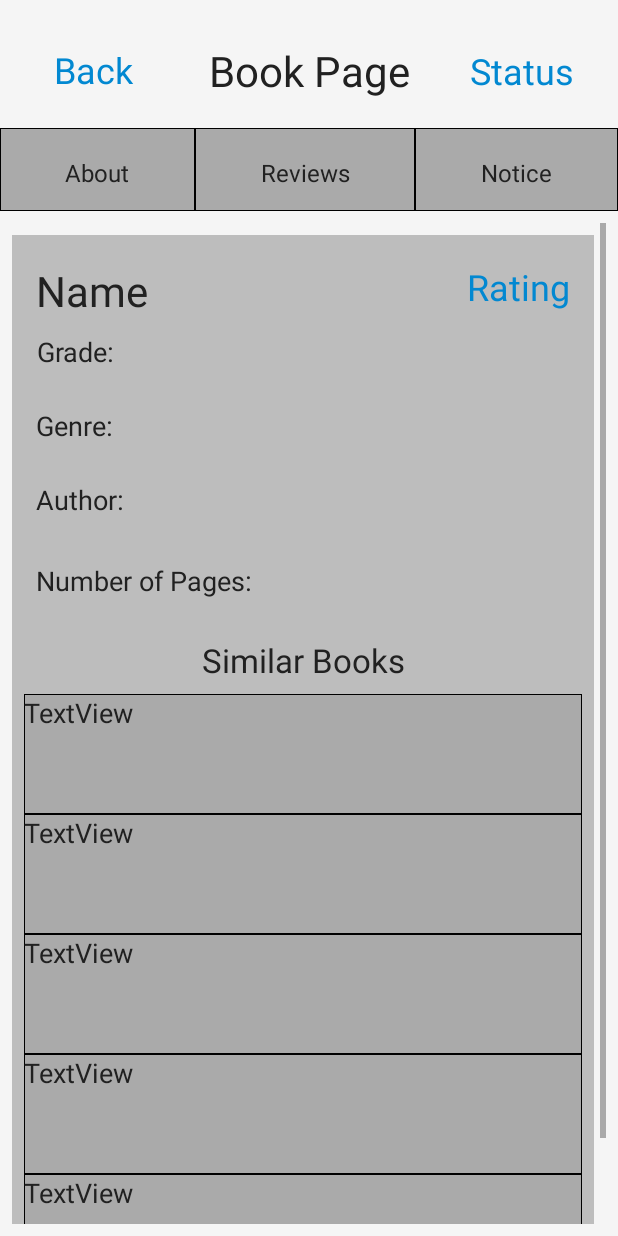
After one commit to xpureheroinex/prp, an Android app: the BookPageActivity screen opened directly, with no data from a screen before it, on a phone screen of 412 x 824 dp. The commit adds this screen. Run offline under Robolectric (Android 15) with nearby library versions, the phone set to English and light mode, and no system bars.

Commit message:
Add book page

```diff
--- /dev/null
+++ b/android/app/src/main/java/com/example/bookspace/BookPageActivity.java
@@ -0,0 +1,88 @@
+package com.example.bookspace;
+
+import android.app.AlertDialog;
+import android.app.Dialog;
+import android.content.DialogInterface;
+import android.os.Bundle;
+import android.support.v7.app.AppCompatActivity;
+import android.view.View;
+import android.widget.RatingBar;
+import android.widget.TextView;
+import android.widget.Toast;
+
+public class BookPageActivity extends AppCompatActivity {
+
+    @Override
+    protected void onCreate(Bundle savedInstanceState) {
+        super.onCreate(savedInstanceState);
+        setContentView(R.layout.activity_books_page);
+    }
+
+    private final int IDD_LIST_Status = 1;
+
+    public void editStatus(View v) {
+        switch (v.getId()) {
+            case R.id.textEditStatus:
+                showDialog(IDD_LIST_Status);
+                break;
+        }
+    }
+
+    protected Dialog onCreateDialog ( int id){
+            switch (id) {
+                case IDD_LIST_Status:
+
+                    final String[] statusName = {"Read", "Reading", "Will Read"};
+
+                    AlertDialog.Builder builder = new AlertDialog.Builder(this);
+                    builder.setTitle("Choose status:"); // заголовок для диалога
+
+                    builder.setCancelable(true);
+                    builder.setItems(statusName, new DialogInterface.OnClickListener() {
+                        @Override
+                        public void onClick(DialogInterface dialog, int item) {
+                            // TODO Auto-generated method stub
+                            Toast.makeText(getApplicationContext(),
+                                    "Selected status: " + statusName[item],
+                                    Toast.LENGTH_SHORT).show();
+                        }
+                    });
+                    return builder.create();
+
+                default:
+                    return null;
+            }
+    }
+
+    public void showRatingDialog(View view) {
+
+        final AlertDialog.Builder ratingdialog = new AlertDialog.Builder(this);
+
+        ratingdialog.setTitle("Rate it!");
+
+        View linearlayout = getLayoutInflater().inflate(R.layout.ratingdialog, null);
+        ratingdialog.setView(linearlayout);
+        final TextView txtView = (TextView)findViewById(R.id.textGrade);
+
+        final RatingBar rating = (RatingBar)linearlayout.findViewById(R.id.ratingbar);
+        ratingdialog.setCancelable(false);
+
+        ratingdialog.setPositiveButton("OK",
+                new DialogInterface.OnClickListener() {
+                    public void onClick(DialogInterface dialog, int which) {
+                        txtView.setText("Grade: " + String.valueOf(rating.getRating()));
+                        dialog.dismiss();
+                    }
+                })
+
+                .setNegativeButton("Cancel",
+                        new DialogInterface.OnClickListener() {
+                            public void onClick(DialogInterface dialog, int id) {
+                                dialog.cancel();
+                            }
+                        });
+
+        ratingdialog.create();
+        ratingdialog.show();
+    }
+}
--- /dev/null
+++ b/android/app/src/main/res/drawable/textlines.xml
@@ -0,0 +1,9 @@
+<?xml version="1.0" encoding="utf-8"?>
+<layer-list xmlns:android="http://schemas.android.com/apk/res/android" >
+    <item>
+        <shape android:shape="rectangle" >
+            <solid android:color="@android:color/darker_gray" />
+            <stroke android:width="0.5dip" android:color="#000000"/>
+        </shape>
+    </item>
+</layer-list>
--- /dev/null
+++ b/android/app/src/main/res/layout/activity_books_page.xml
@@ -0,0 +1,331 @@
+<?xml version="1.0" encoding="utf-8"?>
+<android.support.constraint.ConstraintLayout xmlns:android="http://schemas.android.com/apk/res/android"
+    xmlns:app="http://schemas.android.com/apk/res-auto"
+    xmlns:tools="http://schemas.android.com/tools"
+    android:id="@+id/book_page"
+    android:layout_width="match_parent"
+    android:layout_height="match_parent"
+    android:background="@color/colorSplashScreen"
+    android:orientation="vertical">
+
+    <TextView
+        android:id="@+id/textTitle"
+        android:layout_width="143dp"
+        android:layout_height="44dp"
+        android:layout_marginStart="8dp"
+        android:layout_marginEnd="8dp"
+        android:layout_marginBottom="8dp"
+        android:text="Book Page"
+        android:textAlignment="center"
+        android:textAppearance="@style/TextAppearance.AppCompat.Large"
+        android:textColor="@color/colorTextPrimary"
+        android:textSize="28sp"
+        app:layout_constraintBottom_toBottomOf="parent"
+        app:layout_constraintEnd_toEndOf="parent"
+        app:layout_constraintStart_toStartOf="parent"
+        app:layout_constraintTop_toTopOf="parent"
+        app:layout_constraintVertical_bias="0.036" />
+
+    <TextView
+        android:id="@+id/textBack"
+        android:layout_width="75dp"
+        android:layout_height="42dp"
+        android:layout_marginStart="8dp"
+        android:layout_marginEnd="8dp"
+        android:layout_marginBottom="8dp"
+        android:text="Back"
+        android:textAlignment="center"
+        android:textColor="@color/colorPrimaryDark"
+        android:textSize="24sp"
+        app:layout_constraintBottom_toBottomOf="parent"
+        app:layout_constraintEnd_toStartOf="@+id/textTitle"
+        app:layout_constraintHorizontal_bias="0.382"
+        app:layout_constraintStart_toStartOf="parent"
+        app:layout_constraintTop_toTopOf="parent"
+        app:layout_constraintVertical_bias="0.039" />
+
+    <TextView
+        android:id="@+id/textEditStatus"
+        android:layout_width="112dp"
+        android:layout_height="42dp"
+        android:layout_marginStart="8dp"
+        android:layout_marginEnd="8dp"
+        android:layout_marginBottom="8dp"
+        android:onClick="editStatus"
+        android:text="Status"
+        android:textAlignment="center"
+        android:textColor="@color/colorPrimaryDark"
+        android:textSize="24sp"
+        app:layout_constraintBottom_toBottomOf="parent"
+        app:layout_constraintEnd_toEndOf="parent"
+        app:layout_constraintHorizontal_bias="1.0"
+        app:layout_constraintStart_toEndOf="@+id/textTitle"
+        app:layout_constraintTop_toTopOf="parent"
+        app:layout_constraintVertical_bias="0.04000002" />
+
+    <LinearLayout
+        android:id="@+id/Options"
+        android:layout_width="0dp"
+        android:layout_height="55dp"
+        android:layout_marginTop="8dp"
+        android:layout_marginBottom="8dp"
+        android:orientation="horizontal"
+        app:layout_constraintBottom_toBottomOf="parent"
+        app:layout_constraintEnd_toEndOf="parent"
+        app:layout_constraintStart_toStartOf="parent"
+        app:layout_constraintTop_toBottomOf="@+id/textTitle"
+        app:layout_constraintVertical_bias="0.008">
+
+        <TextView
+            android:id="@+id/textAbout"
+            android:layout_width="wrap_content"
+            android:layout_height="match_parent"
+            android:layout_weight="1"
+            android:background="@drawable/textlines"
+            android:text="\nAbout"
+            android:textAlignment="center"
+            android:textColor="@color/colorTextPrimary"
+            android:textSize="16sp" />
+
+        <TextView
+            android:id="@+id/textReviews"
+            android:layout_width="wrap_content"
+            android:layout_height="match_parent"
+            android:layout_weight="1"
+            android:background="@drawable/textlines"
+            android:text="\nReviews"
+            android:textAlignment="center"
+            android:textColor="@color/colorTextPrimary"
+            android:textSize="16sp" />
+
+        <TextView
+            android:id="@+id/textNotice"
+            android:layout_width="wrap_content"
+            android:layout_height="match_parent"
+            android:layout_weight="1"
+            android:background="@drawable/textlines"
+            android:text="\nNotice"
+            android:textAlignment="center"
+            android:textColor="@color/colorTextPrimary"
+            android:textSize="16sp" />
+    </LinearLayout>
+
+    <ScrollView
+        android:id="@+id/ScrollInformation"
+        android:layout_width="0dp"
+        android:layout_height="0dp"
+        android:layout_marginTop="8dp"
+        android:layout_marginEnd="8dp"
+        android:layout_marginBottom="8dp"
+        android:animateLayoutChanges="true"
+        android:fillViewport="true"
+        android:isScrollContainer="true"
+        android:fadeScrollbars="false"
+        app:layout_constraintBottom_toBottomOf="parent"
+        app:layout_constraintEnd_toEndOf="parent"
+        app:layout_constraintStart_toStartOf="parent"
+        app:layout_constraintTop_toBottomOf="@+id/Options">
+
+        <android.support.constraint.ConstraintLayout
+            android:id="@+id/BookLayout"
+            android:layout_width="match_parent"
+            android:layout_height="match_parent"
+            android:layout_marginStart="8dp"
+            android:layout_marginTop="8dp"
+            android:layout_marginEnd="8dp"
+            android:layout_marginBottom="8dp"
+            android:background="@color/colorDivider">
+
+            <TextView
+                android:id="@+id/textName"
+                android:layout_width="wrap_content"
+                android:layout_height="wrap_content"
+                android:layout_marginStart="8dp"
+                android:layout_marginTop="8dp"
+                android:layout_marginEnd="8dp"
+                android:layout_marginBottom="8dp"
+                android:text="Name"
+                android:textAlignment="center"
+                android:textColor="@color/colorTextPrimary"
+                android:textSize="28sp"
+                app:layout_constraintBottom_toBottomOf="parent"
+                app:layout_constraintEnd_toEndOf="parent"
+                app:layout_constraintHorizontal_bias="0.026"
+                app:layout_constraintStart_toStartOf="parent"
+                app:layout_constraintTop_toTopOf="parent"
+                app:layout_constraintVertical_bias="0.015" />
+
+            <TextView
+                android:id="@+id/textGoToRating"
+                android:layout_width="wrap_content"
+                android:layout_height="wrap_content"
+                android:layout_marginStart="8dp"
+                android:layout_marginTop="8dp"
+                android:layout_marginEnd="8dp"
+                android:layout_marginBottom="8dp"
+                android:onClick="showRatingDialog"
+                android:text="Rating"
+                android:textAlignment="center"
+                android:textColor="@color/colorPrimaryDark"
+                android:textSize="24sp"
+                app:layout_constraintBottom_toBottomOf="parent"
+                app:layout_constraintEnd_toEndOf="parent"
+                app:layout_constraintHorizontal_bias="0.962"
+                app:layout_constraintStart_toEndOf="@+id/textName"
+                app:layout_constraintTop_toTopOf="parent"
+                app:layout_constraintVertical_bias="0.015" />
+
+            <TextView
+                android:id="@+id/textGrade"
+                android:layout_width="wrap_content"
+                android:layout_height="wrap_content"
+                android:layout_marginStart="8dp"
+                android:layout_marginTop="8dp"
+                android:layout_marginEnd="8dp"
+                android:layout_marginBottom="8dp"
+                android:text="Grade:"
+                android:textAlignment="center"
+                android:textColor="@color/colorTextPrimary"
+                android:textSize="18sp"
+                app:layout_constraintBottom_toBottomOf="parent"
+                app:layout_constraintEnd_toEndOf="parent"
+                app:layout_constraintHorizontal_bias="0.025"
+                app:layout_constraintStart_toStartOf="parent"
+                app:layout_constraintTop_toBottomOf="@+id/textName"
+                app:layout_constraintVertical_bias="0.002" />
+
+            <TextView
+                android:id="@+id/textGenre"
+                android:layout_width="wrap_content"
+                android:layout_height="wrap_content"
+                android:layout_marginStart="8dp"
+                android:layout_marginEnd="8dp"
+                android:layout_marginBottom="8dp"
+                android:text="Genre:"
+                android:textAlignment="center"
+                android:textColor="@color/colorTextPrimary"
+                android:textSize="18sp"
+                app:layout_constraintBottom_toBottomOf="parent"
+                app:layout_constraintEnd_toEndOf="parent"
+                app:layout_constraintHorizontal_bias="0.024"
+                app:layout_constraintStart_toStartOf="parent"
+                app:layout_constraintTop_toBottomOf="@+id/textGrade"
+                app:layout_constraintVertical_bias="0.041" />
+
+            <TextView
+                android:id="@+id/textAuthor"
+                android:layout_width="wrap_content"
+                android:layout_height="wrap_content"
+                android:layout_marginStart="8dp"
+                android:layout_marginTop="8dp"
+                android:layout_marginEnd="8dp"
+                android:layout_marginBottom="8dp"
+                android:text="Author: "
+                android:textAlignment="center"
+                android:textColor="@color/colorTextPrimary"
+                android:textSize="18sp"
+                app:layout_constraintBottom_toBottomOf="parent"
+                app:layout_constraintEnd_toEndOf="parent"
+                app:layout_constraintHorizontal_bias="0.025"
+                app:layout_constraintStart_toStartOf="parent"
+                app:layout_constraintTop_toBottomOf="@+id/textGenre"
+                app:layout_constraintVertical_bias="0.031" />
+
+            <TextView
+                android:id="@+id/textNumberOfPages"
+                android:layout_width="wrap_content"
+                android:layout_height="wrap_content"
+                android:layout_marginStart="8dp"
+                android:layout_marginEnd="8dp"
+                android:layout_marginBottom="8dp"
+                android:text="Number of Pages: "
+                android:textAlignment="center"
+                android:textColor="@color/colorTextPrimary"
+                android:textSize="18sp"
+                app:layout_constraintBottom_toBottomOf="parent"
+                app:layout_constraintEnd_toEndOf="parent"
+                app:layout_constraintHorizontal_bias="0.035"
+                app:layout_constraintStart_toStartOf="parent"
+                app:layout_constraintTop_toBottomOf="@+id/textAuthor"
+                app:layout_constraintVertical_bias="0.059" />
+
+            <TextView
+                android:id="@+id/textSimilarBooks"
+                android:layout_width="wrap_content"
+                android:layout_height="wrap_content"
+                android:layout_marginStart="8dp"
+                android:layout_marginEnd="8dp"
+                android:layout_marginBottom="8dp"
+                android:text="Similar Books"
+                android:textAlignment="center"
+                android:textColor="@color/colorTextPrimary"
+                android:textSize="22sp"
+                app:layout_constraintBottom_toBottomOf="parent"
+                app:layout_constraintEnd_toEndOf="parent"
+                app:layout_constraintStart_toStartOf="parent"
+                app:layout_constraintTop_toBottomOf="@+id/textNumberOfPages"
+                app:layout_constraintVertical_bias="0.059" />
+
+            <LinearLayout
+                android:id="@+id/ListSimilarBooks"
+                android:layout_width="0dp"
+                android:layout_height="wrap_content"
+                android:layout_marginStart="8dp"
+                android:layout_marginTop="8dp"
+                android:layout_marginEnd="8dp"
+                android:layout_marginBottom="16dp"
+                android:orientation="vertical"
+                app:layout_constraintBottom_toBottomOf="parent"
+                app:layout_constraintEnd_toEndOf="parent"
+                app:layout_constraintStart_toStartOf="parent"
+                app:layout_constraintTop_toBottomOf="@+id/textSimilarBooks">
+
+                <TextView
+                    android:id="@+id/textView17"
+                    android:layout_width="match_parent"
+                    android:layout_height="80dp"
+                    android:background="@drawable/textlines"
+                    android:text="TextView"
+                    android:textColor="@color/colorTextPrimary"
+                    android:textSize="18sp" />
+
+                <TextView
+                    android:id="@+id/textView18"
+                    android:layout_width="match_parent"
+                    android:layout_height="80dp"
+                    android:background="@drawable/textlines"
+                    android:text="TextView"
+                    android:textColor="@color/colorTextPrimary"
+                    android:textSize="18sp" />
+
+                <TextView
+                    android:id="@+id/textView19"
+                    android:layout_width="match_parent"
+                    android:layout_height="80dp"
+                    android:background="@drawable/textlines"
+                    android:text="TextView"
+                    android:textColor="@color/colorTextPrimary"
+                    android:textSize="18sp" />
+
+                <TextView
+                    android:id="@+id/textView20"
+                    android:layout_width="match_parent"
+                    android:layout_height="80dp"
+                    android:background="@drawable/textlines"
+                    android:text="TextView"
+                    android:textColor="@color/colorTextPrimary"
+                    android:textSize="18sp" />
+
+                <TextView
+                    android:id="@+id/textView21"
+                    android:layout_width="match_parent"
+                    android:layout_height="80dp"
+                    android:background="@drawable/textlines"
+                    android:text="TextView"
+                    android:textColor="@color/colorTextPrimary"
+                    android:textSize="18sp" />
+            </LinearLayout>
+        </android.support.constraint.ConstraintLayout>
+    </ScrollView>
+
+</android.support.constraint.ConstraintLayout>
--- /dev/null
+++ b/android/app/src/main/res/layout/ratingdialog.xml
@@ -0,0 +1,22 @@
+<?xml version="1.0" encoding="utf-8"?>
+<LinearLayout xmlns:android="http://schemas.android.com/apk/res/android"
+    android:id="@+id/linearlayout"
+    android:layout_width="wrap_content"
+    android:layout_height="wrap_content"
+    android:orientation="vertical"
+    android:padding="2dip" >
+
+    <RatingBar
+        android:id="@+id/ratingbar"
+        android:layout_width="wrap_content"
+        android:layout_height="wrap_content"
+        android:layout_gravity="center"
+        android:layout_marginBottom="10dp"
+        android:layout_marginTop="10dp"
+        android:clickable="true"
+        android:isIndicator="false"
+        android:numStars="5"
+        android:rating="0"
+        android:stepSize="0.5" />
+
+</LinearLayout>
--- a/android/app/src/main/res/values/colors.xml
+++ b/android/app/src/main/res/values/colors.xml
@@ -1,6 +1,6 @@
 <?xml version="1.0" encoding="utf-8"?>
 <resources>
-    <color name="colorSplashScreen">#f5f5f5</color>
+    <color name="colorSplashScreen">#F5F5F5</color>
     <color name="colorPrimary">#03A9F4</color>
     <color name="colorPrimaryDark">#0288D1</color>
     <color name="colorPrimaryLight">#B3E5FC</color>
```
Also changed, not shown: android/app/src/main/AndroidManifest.xml (+6 -1 lines).
